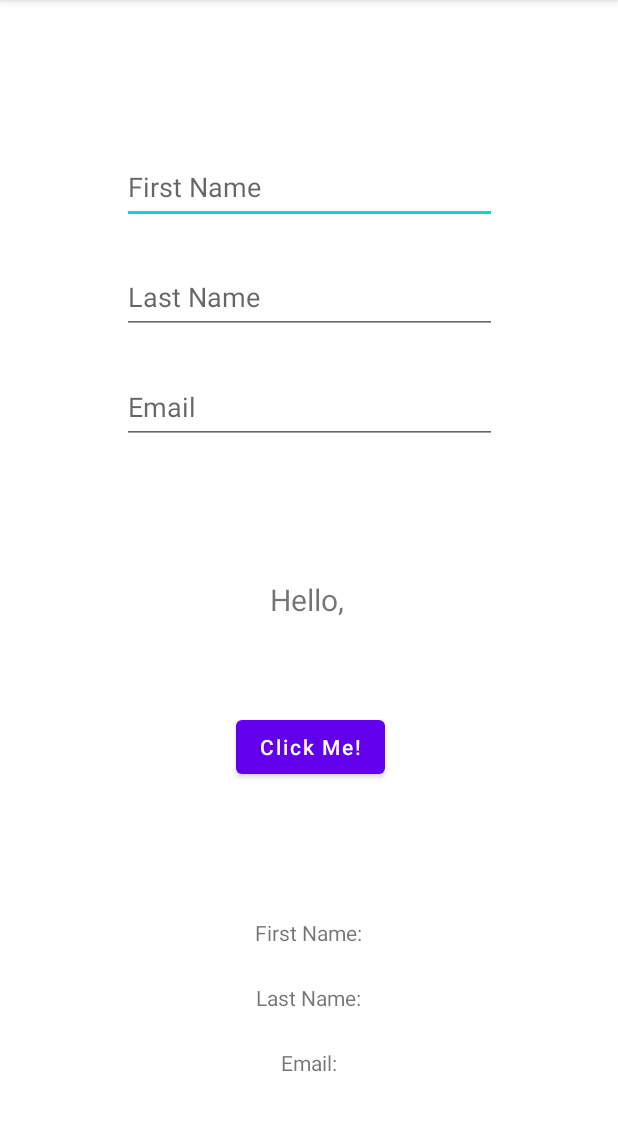
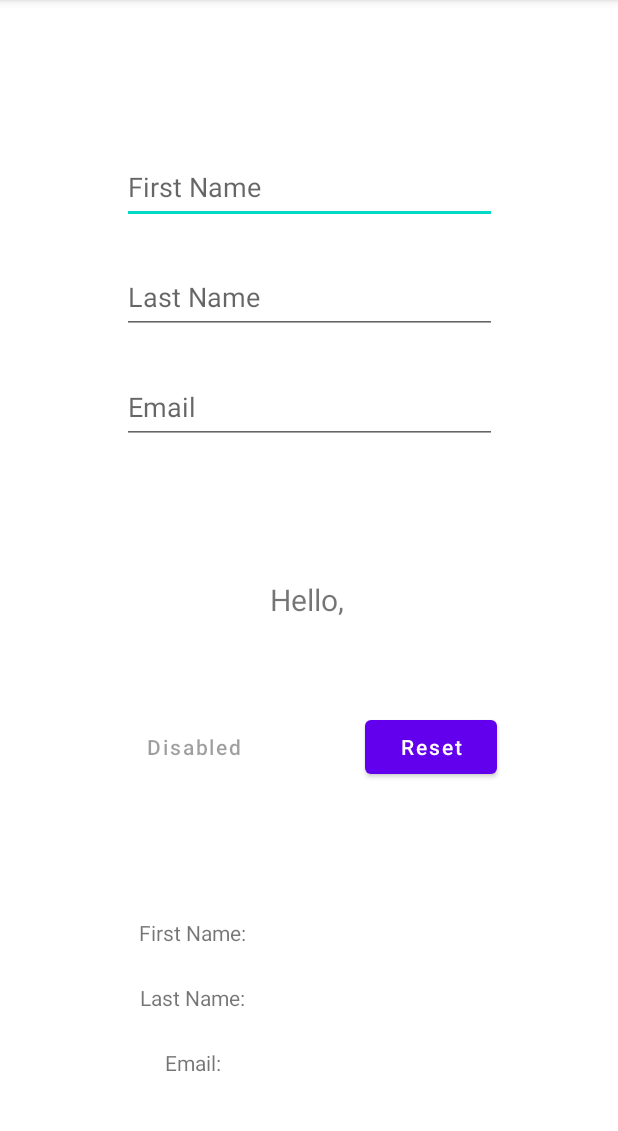
Before and after one commit to LukeyReyno/AndroidStudio_HelloWorld, an Android app: the screen it shows after launch (MainActivity), after a tap on "Click Me!", on a phone screen of 412 x 824 dp, the part 84-1215 px from its top. Run offline under Robolectric (Android 15) with nearby library versions, the phone set to English and light mode, and no system bars.

```diff
--- a/app/build.gradle
+++ b/app/build.gradle
@@ -10,7 +10,7 @@ android {
         applicationId "com.lukeyreyno.helloworld"
         minSdkVersion 19
         targetSdkVersion 30
-        versionCode 1
+        versionCode 9
         versionName "1.0"
 
         testInstrumentationRunner "androidx.test.runner.AndroidJUnitRunner"
--- a/app/src/main/java/com/lukeyreyno/helloworld/MainActivity.java
+++ b/app/src/main/java/com/lukeyreyno/helloworld/MainActivity.java
@@ -1,7 +1,8 @@
 package com.lukeyreyno.helloworld;
 
 import androidx.appcompat.app.AppCompatActivity;
-
+import androidx.constraintlayout.widget.ConstraintLayout;
+import android.widget.Button;
 import android.annotation.SuppressLint;
 import android.os.Bundle;
 import android.view.View;
@@ -17,7 +18,9 @@ public class MainActivity extends AppCompatActivity {
     }
 
     @SuppressLint("SetTextI18n")
-    public void onBtnClick(View v) {
+    public void submit(View v) {
+        ConstraintLayout mainLayout = findViewById(R.id.mainLayout);
+
         TextView helloTxt = findViewById(R.id.helloWorldText);
         TextView firstNameText = findViewById(R.id.textViewFirstName);
         TextView lastNameText = findViewById(R.id.textViewLastName);
@@ -31,5 +34,32 @@ public class MainActivity extends AppCompatActivity {
         firstNameText.setText("First Name: " + firstNameInput.getText().toString());
         lastNameText.setText("Last Name: " + lastNameInput.getText().toString());
         emailText.setText("Email: " + emailInput.getText().toString());
+
+        mainLayout.setBackgroundColor(0xFFFFCC);
+
+        v.setEnabled(false); //turns off button used to click
+        Button submitBtn = (Button) v;
+        submitBtn.setBackgroundColor(0xFFCCCC);
+        submitBtn.setText("Disabled");
+    }
+
+    @SuppressLint("SetTextI18n")
+    public void reset(View v) {
+        ConstraintLayout mainLayout = findViewById(R.id.mainLayout);
+        Button submitButton = findViewById(R.id.submitBtn);
+
+        TextView helloTxt = findViewById(R.id.helloWorldText);
+        TextView firstNameText = findViewById(R.id.textViewFirstName);
+        TextView lastNameText = findViewById(R.id.textViewLastName);
+        TextView emailText = findViewById(R.id.textViewEmail);
+
+        helloTxt.setText("Hello World!");
+        firstNameText.setText("First Name");
+        lastNameText.setText("Last Name");
+        emailText.setText("Email");
+
+        mainLayout.setBackgroundColor(0xFFFFFF);
+
+        submitButton.setEnabled(true); //turns on button used to submit
     }
 }
--- a/app/src/main/res/layout/activity_main.xml
+++ b/app/src/main/res/layout/activity_main.xml
@@ -2,9 +2,12 @@
 <androidx.constraintlayout.widget.ConstraintLayout xmlns:android="http://schemas.android.com/apk/res/android"
     xmlns:app="http://schemas.android.com/apk/res-auto"
     xmlns:tools="http://schemas.android.com/tools"
+    android:id="@+id/mainLayout"
     android:layout_width="match_parent"
     android:layout_height="match_parent"
-    tools:context=".MainActivity">
+    android:background="#FFFFFF"
+    tools:context=".MainActivity"
+    tools:ignore="HardcodedText">
 
     <TextView
         android:id="@+id/helloWorldText"
@@ -20,14 +23,13 @@
         app:layout_constraintTop_toBottomOf="@+id/editTextPersonEmail" />
 
     <Button
-        android:id="@+id/button"
+        android:id="@+id/submitBtn"
         android:layout_width="wrap_content"
         android:layout_height="wrap_content"
         android:layout_marginTop="60dp"
-        android:onClick="onBtnClick"
+        android:onClick="submit"
         android:text="@string/click_me"
         android:textAllCaps="false"
-        app:layout_constraintEnd_toEndOf="@+id/helloWorldText"
         app:layout_constraintStart_toStartOf="@+id/helloWorldText"
         app:layout_constraintTop_toBottomOf="@+id/helloWorldText" />
 
@@ -65,7 +67,8 @@
         android:inputType="textPersonName"
         app:layout_constraintEnd_toEndOf="@+id/editTextPersonLastName"
         app:layout_constraintStart_toStartOf="@+id/editTextPersonLastName"
-        app:layout_constraintTop_toBottomOf="@+id/editTextPersonLastName" />
+        app:layout_constraintTop_toBottomOf="@+id/editTextPersonLastName"
+        tools:ignore="TextFields" />
 
     <TextView
         android:id="@+id/textViewFirstName"
@@ -73,9 +76,9 @@
         android:layout_height="wrap_content"
         android:layout_marginTop="90dp"
         android:text="First Name"
-        app:layout_constraintEnd_toEndOf="@+id/button"
-        app:layout_constraintStart_toStartOf="@+id/button"
-        app:layout_constraintTop_toBottomOf="@+id/button" />
+        app:layout_constraintEnd_toEndOf="@+id/submitBtn"
+        app:layout_constraintStart_toStartOf="@+id/submitBtn"
+        app:layout_constraintTop_toBottomOf="@+id/submitBtn" />
 
     <TextView
         android:id="@+id/textViewLastName"
@@ -97,4 +100,15 @@
         app:layout_constraintStart_toStartOf="@+id/textViewLastName"
         app:layout_constraintTop_toBottomOf="@+id/textViewLastName" />
 
+    <Button
+        android:id="@+id/Reset"
+        android:layout_width="wrap_content"
+        android:layout_height="wrap_content"
+        android:layout_marginTop="60dp"
+        android:onClick="reset"
+        android:text="Reset"
+        android:textAllCaps="false"
+        app:layout_constraintEnd_toEndOf="@+id/helloWorldText"
+        app:layout_constraintTop_toBottomOf="@+id/helloWorldText" />
+
 </androidx.constraintlayout.widget.ConstraintLayout>
```
Also changed, not shown: 1 other file.
